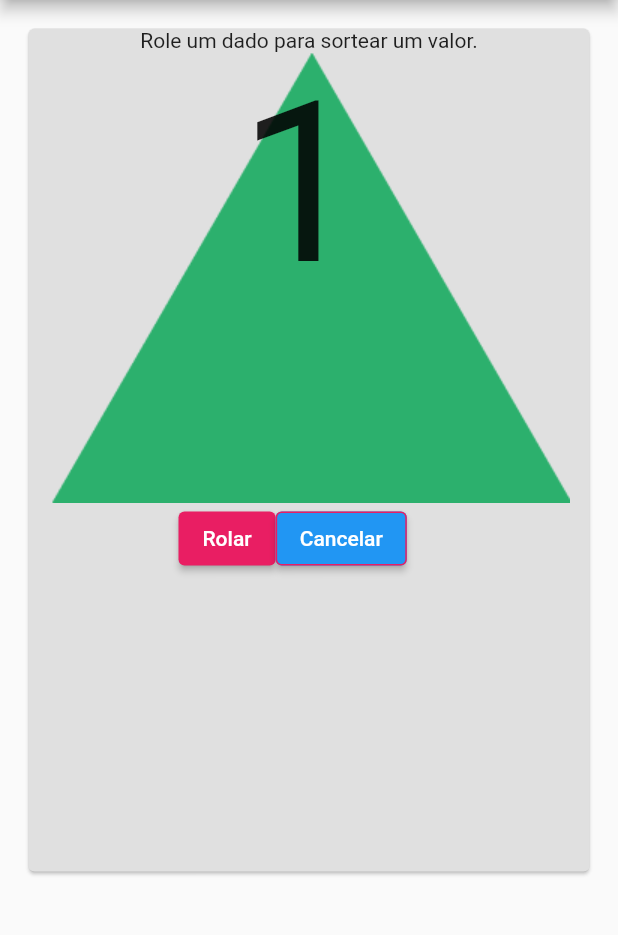
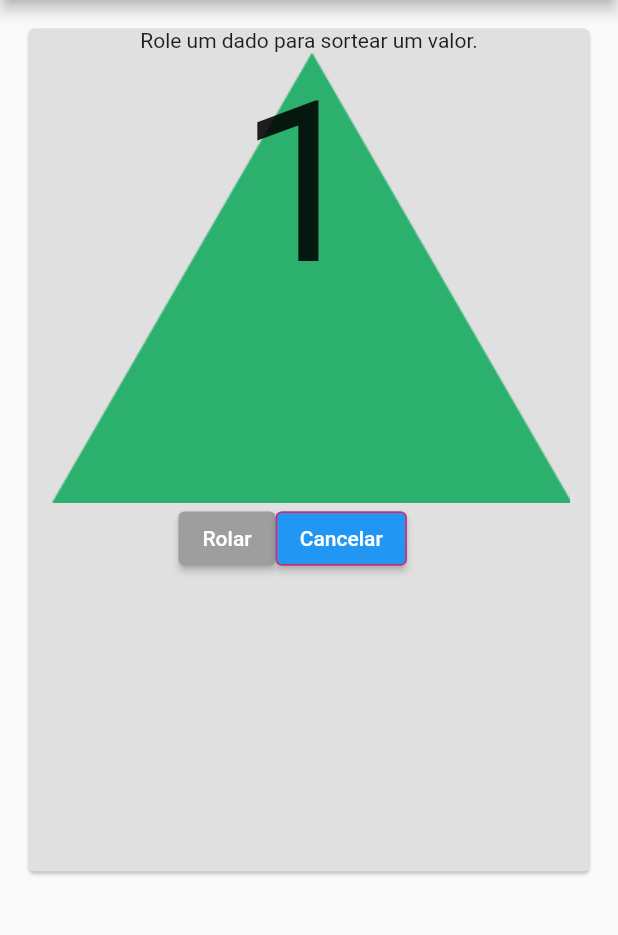
Before and after one commit to GilsonAndre/dados_rpg, a Flutter app: the screen it shows after launch, after a tap on "D4 (Quatro lados)", after a tap on "Rolar", on a phone screen of 412 x 824 dp, the part 84-1019 px from its top. Run offline on Flutter 3.47's test engine with Material 2 defaults, Android fonts, the phone set to English and light mode, and no system bars.

Commit message:
Desabilitando o botão de rolar após rolar uma vez

```diff
--- a/lib/ui/roll_dice.dart
+++ b/lib/ui/roll_dice.dart
@@ -16,6 +16,7 @@ class RollDice extends StatefulWidget {
 
 class _RollDiceState extends State<RollDice> {
   String number = '?';
+  bool isDiseableButton = false;
   @override
   Widget build(BuildContext context) {
     return MaterialApp(
@@ -53,14 +54,21 @@ class _RollDiceState extends State<RollDice> {
                   padding: const EdgeInsets.symmetric(horizontal: 100),
                   child: Row(
                     children: [
+                      //Botão de Rolar
                       ElevatedButton(
                         onPressed: () {
-                          randomNumber();
+                          setState(() {
+                            isDiseableButton ? null : randomNumber();
+                            isDiseableButton = true;
+                          });
                         },
                         style: ElevatedButton.styleFrom(
-                            backgroundColor: Colors.pink),
+                            backgroundColor:
+                                isDiseableButton ? Colors.grey : Colors.pink),
                         child: const Text(Strings.buttonRoll),
                       ),
+
+                      //Botão de cancelar
                       ElevatedButton(
                         onPressed: () {
                           Navigator.push(
```
